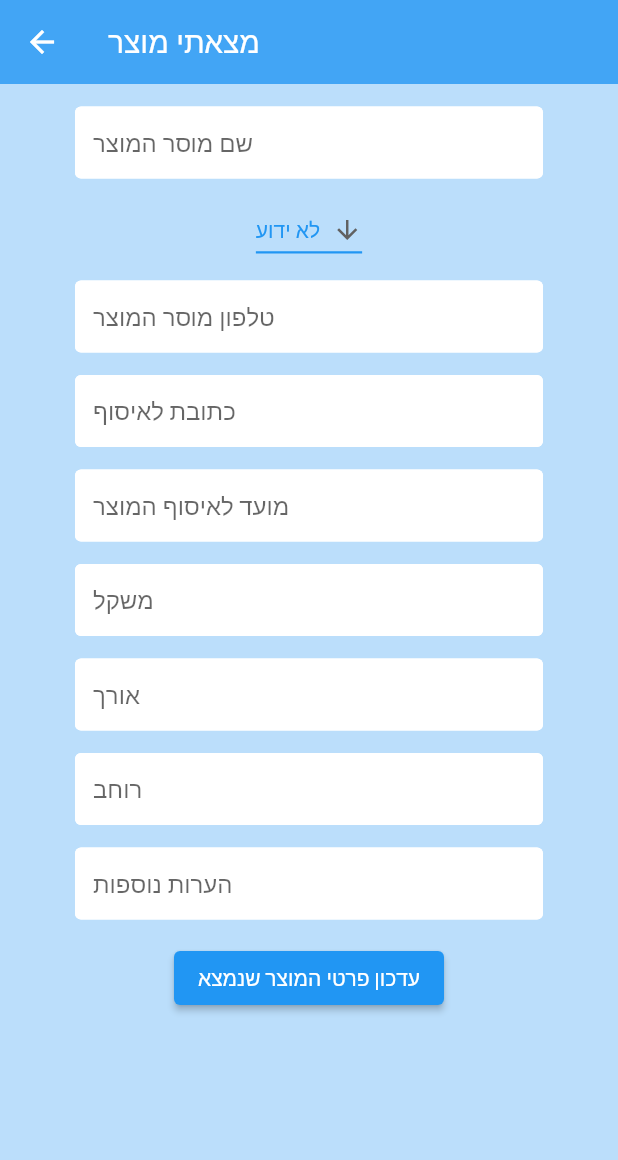
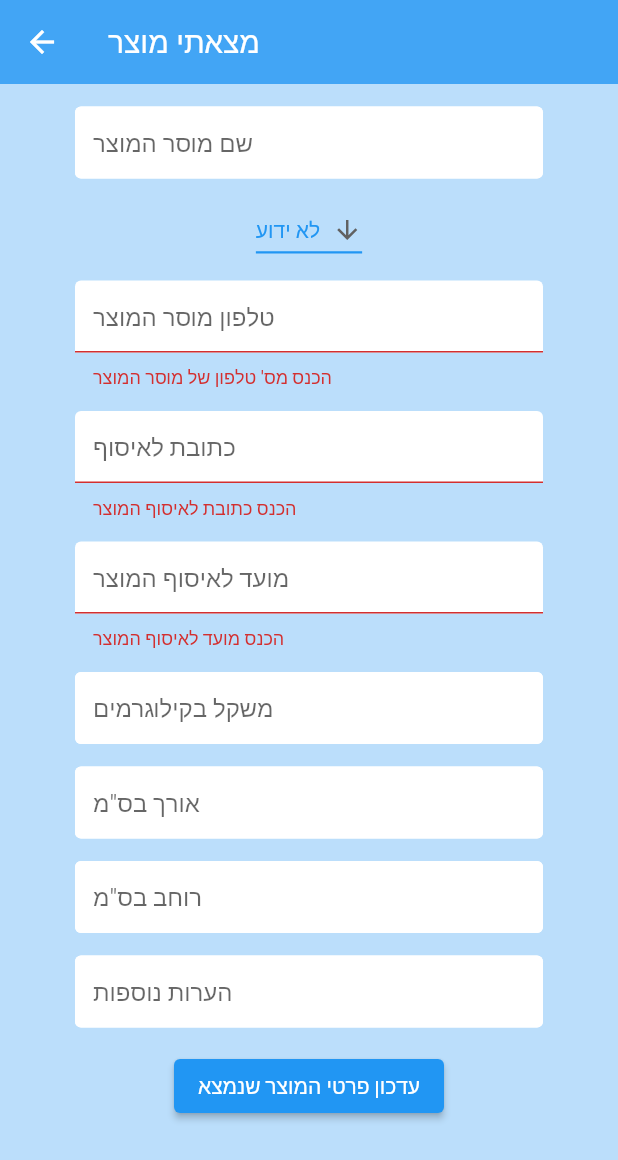
Before and after one commit to OmriColberg/GivitApp, a Flutter app: the ProductFoundForm screen opened directly with empty values, after a tap on "עדכון פרטי המוצר שנמצא", on a phone screen of 412 x 824 dp. Shown: the top 1160 px of the screen. Run offline on Flutter 3.47's test engine with Material 2 defaults, Android fonts, the light colour scheme and no system bars; our stand-ins replace cloud_firestore, firebase_auth, firebase_core, flutter_spinkit, get_it, multi_select_flutter; accounts and stored records are empty.

```diff
--- a/lib/core/models/product.dart
+++ b/lib/core/models/product.dart
@@ -111,5 +111,6 @@ enum ProductState {
 enum ProductStatus {
   searching,
   waitingToBeDelivered,
+  assignToDelivery,
   delivered,
 }
--- a/lib/core/models/transport.dart
+++ b/lib/core/models/transport.dart
@@ -1,5 +1,3 @@
-import 'package:cloud_firestore/cloud_firestore.dart';
-
 class Transport {
   final String id;
   final int currentNumOfCarriers;
--- a/lib/login_feature/presentation/pages/register_page.dart
+++ b/lib/login_feature/presentation/pages/register_page.dart
@@ -114,7 +114,8 @@ class _RegisterPageState extends State<RegisterPage> {
                               });
                             }
                           }
-                          }),
+                        },
+                      ),
                       SizedBox(height: 12.0),
                       Text(
                         error,
--- a/lib/profile_page_feature/presentation/pages/product_found_form.dart
+++ b/lib/profile_page_feature/presentation/pages/product_found_form.dart
@@ -2,6 +2,7 @@ import 'package:flutter/material.dart';
 import 'package:givit_app/core/models/givit_user.dart';
 import 'package:givit_app/core/models/product.dart';
 import 'package:givit_app/core/shared/constant.dart';
+import 'package:givit_app/core/shared/loading.dart';
 import 'package:givit_app/services/database.dart';
 import 'package:provider/provider.dart';
 
@@ -19,6 +20,7 @@ class ProductFoundForm extends StatefulWidget {
 class _ProductFoundFormState extends State<ProductFoundForm> {
   final _formKey = GlobalKey<FormState>();
   String error = '';
+  bool loading = false;
 
   int weight = 0;
   int length = 0;
@@ -35,7 +37,9 @@ class _ProductFoundFormState extends State<ProductFoundForm> {
   Widget build(BuildContext context) {
     GivitUser user = Provider.of<GivitUser>(context);
     final DatabaseService db = DatabaseService(uid: user.uid);
-    return SafeArea(
+    return loading
+        ? Loading()
+        : SafeArea(
             child: Scaffold(
               backgroundColor: Colors.blue[100],
               appBar: AppBar(
@@ -51,8 +55,8 @@ class _ProductFoundFormState extends State<ProductFoundForm> {
                     child: Column(
                       children: <Widget>[
                         TextFormField(
-                    decoration:
-                        textInputDecoration.copyWith(hintText: 'שם מוסר המוצר'),
+                          decoration: textInputDecoration.copyWith(
+                              hintText: 'שם מוסר המוצר'),
                           onChanged: (val) {
                             setState(() => ownerName = val);
                           },
@@ -85,20 +89,19 @@ class _ProductFoundFormState extends State<ProductFoundForm> {
                         TextFormField(
                           decoration: textInputDecoration.copyWith(
                               hintText: 'טלפון מוסר המוצר'),
-                    /*validator: (val) => val.length != 10
-                              ? "הכנס מס' טלפון של בעל המוצר"
-                              : null,*/
+                          validator: (val) => val!.length != 10
+                              ? "הכנס מס' טלפון של מוסר המוצר"
+                              : null,
                           onChanged: (val) {
                             setState(() => ownerPhoneNumber = int.parse(val));
                           },
                         ),
                         SizedBox(height: 15),
                         TextFormField(
-                    decoration:
-                        textInputDecoration.copyWith(hintText: 'כתובת לאיסוף'),
-                    /*validator: (val) => val.length != 10
-                              ? "הכנס כתובת לאיסוף המוצר"
-                              : null,*/
+                          decoration: textInputDecoration.copyWith(
+                              hintText: 'כתובת לאיסוף'),
+                          validator: (val) =>
+                              val!.isEmpty ? "הכנס כתובת לאיסוף המוצר" : null,
                           onChanged: (val) {
                             setState(() => pickUpAddress = val);
                           },
@@ -107,50 +110,40 @@ class _ProductFoundFormState extends State<ProductFoundForm> {
                         TextFormField(
                           decoration: textInputDecoration.copyWith(
                               hintText: 'מועד לאיסוף המוצר'),
-                    /*validator: (val) => val.length != 10
-                              ? "הכנס מועד לאיסוף המוצר"
-                              : null,*/
+                          validator: (val) =>
+                              val!.isEmpty ? "הכנס מועד לאיסוף המוצר" : null,
                           onChanged: (val) {
                             setState(() => timeForPickUp = val);
                           },
                         ),
                         SizedBox(height: 15),
                         TextFormField(
-                    decoration: textInputDecoration.copyWith(hintText: 'משקל'),
-                    /*validator: (val) => val.length != 10
-                              ? "הכנס מועד לאיסוף המוצר"
-                              : null,*/
+                          decoration: textInputDecoration.copyWith(
+                              hintText: 'משקל בקילוגרמים'),
                           onChanged: (val) {
                             setState(() => weight = int.parse(val));
                           },
                         ),
                         SizedBox(height: 15),
                         TextFormField(
-                    decoration: textInputDecoration.copyWith(hintText: 'אורך'),
-                    /*validator: (val) => val.length != 10
-                              ? "הכנס מועד לאיסוף המוצר"
-                              : null,*/
+                          decoration: textInputDecoration.copyWith(
+                              hintText: 'אורך בס"מ'),
                           onChanged: (val) {
                             setState(() => length = int.parse(val));
                           },
                         ),
                         SizedBox(height: 15),
                         TextFormField(
-                    decoration: textInputDecoration.copyWith(hintText: 'רוחב'),
-                    /*validator: (val) => val.length != 10
-                              ? "הכנס מועד לאיסוף המוצר"
-                              : null,*/
+                          decoration: textInputDecoration.copyWith(
+                              hintText: 'רוחב בס"מ'),
                           onChanged: (val) {
                             setState(() => width = int.parse(val));
                           },
                         ),
                         SizedBox(height: 15),
                         TextFormField(
-                    decoration:
-                        textInputDecoration.copyWith(hintText: 'הערות נוספות'),
-                    /*validator: (val) => val.length != 10
-                              ? "הכנס הערות על המוצר או איסופו"
-                              : null,*/
+                          decoration: textInputDecoration.copyWith(
+                              hintText: 'הערות נוספות'),
                           onChanged: (val) {
                             setState(() => notes = val);
                           },
@@ -162,27 +155,33 @@ class _ProductFoundFormState extends State<ProductFoundForm> {
                             style: TextStyle(color: Colors.white),
                           ),
                           onPressed: () async {
-                      db
-                          .updateProductData(
-                              id: widget.id,
-                              ownerName: ownerName,
-                              state: state,
-                              ownerPhoneNumber: ownerPhoneNumber.toString(),
-                              pickUpAddress: pickUpAddress,
-                              timeForPickUp: timeForPickUp,
-                              weight: weight,
-                              length: length,
-                              width: width,
-                              notes: notes,
-                              status: ProductStatus.waitingToBeDelivered)
-                          .then((_result) {
+                            if (_formKey.currentState!.validate()) {
+                              setState(() => loading = true);
+                              db.updateProductFields(widget.id, {
+                                "Owner's Name": ownerName,
+                                'State Of Product':
+                                    state.toString().split('.')[1],
+                                "Owner's Phone Number": ownerPhoneNumber,
+                                'Pick Up Address': pickUpAddress,
+                                'Time Span For Pick Up': timeForPickUp,
+                                'Weight': weight,
+                                'Length': length,
+                                'Width': width,
+                                'Notes': notes,
+                                'Status Of Product':
+                                    status.toString().split('.')[1],
+                              }).then((_result) {
                                 showDialogHelper(
-                            "Product added succesfully", widget.size);
+                                    "תודה על מציאת המוצר!\nפרטי המוצר עודכנו, ממתין לשיבוץ הובלה",
+                                    widget.size);
                               }).catchError((error) {
-                        showDialogHelper("Failed tp add product", widget.size);
+                                showDialogHelper(
+                                    "קרתה תקלה, נסה שוב ($error)", widget.size);
                               });
                               widget.products.remove(widget.id);
-                      db.deleteProductFromUserList(widget.id, widget.products);
+                              db.updateGivitUserFields(
+                                  {'Products': widget.products});
+                            }
                           },
                         ),
                         SizedBox(height: 12.0),
@@ -206,8 +205,7 @@ class _ProductFoundFormState extends State<ProductFoundForm> {
           return Container(
             height: size.height * 0.5,
             child: AlertDialog(
-                title: Text(
-                    "תודה על מציאת המוצר!\nפרטי המוצר עודכנו, ממתין לשיבוץ הובלה"),
+                title: Text(dialogText),
                 content: Stack(children: <Widget>[
                   ElevatedButton(
                     onPressed: () {
--- a/lib/services/auth.dart
+++ b/lib/services/auth.dart
@@ -36,7 +36,7 @@ class AuthService {
       User? user = result.user;
       // create a new document for the user with the uid
       await DatabaseService(uid: user!.uid)
-          .createGivitUserData(email, fullName, password, phoneNumber);
+          .addGivitUser(email, fullName, password, phoneNumber);
       return _givitUserFromFireBaseUser(user);
     } catch (error) {
       print(error.toString());
```
Also changed, not shown: lib/admin_feature/presentation/pages/add_product_page.dart (+24 -20 lines), lib/admin_feature/presentation/pages/add_transport_page.dart (+36 -18 lines), lib/core/shared/assign_card.dart (+47 -14 lines), lib/main_page_feature/presentation/pages/main_page.dart (+26 -7 lines), lib/profile_page_feature/presentation/pages/edit_profile_page.dart (+6 -6 lines), lib/profile_page_feature/presentation/pages/profile_page.dart (+13 -10 lines), lib/services/database.dart (+25 -65 lines). Lines whose indentation alone changed are shown as unchanged.
